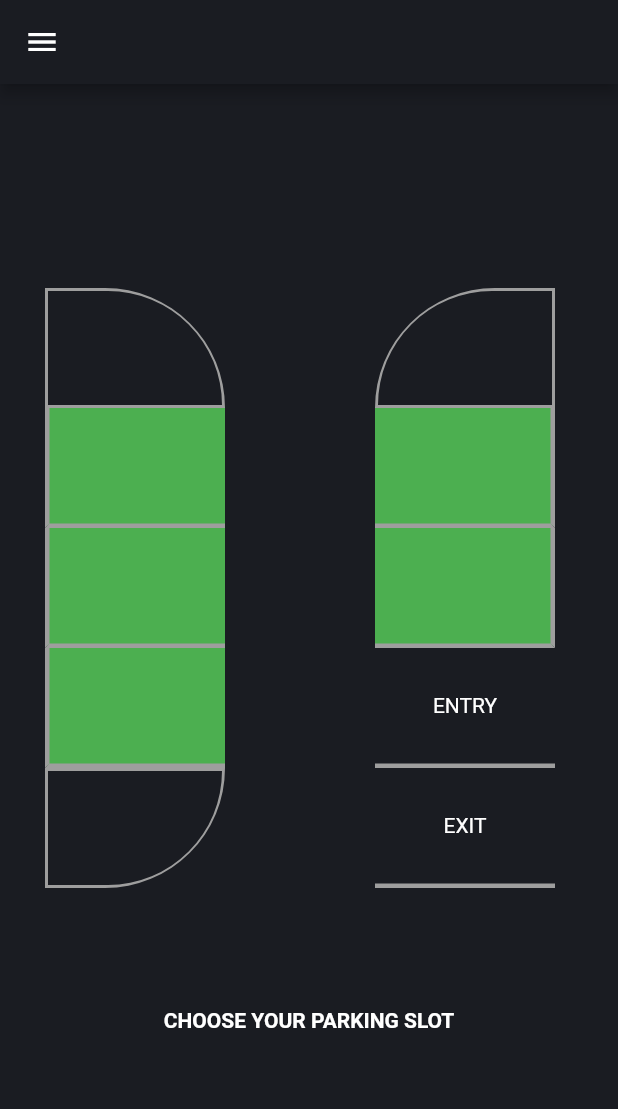
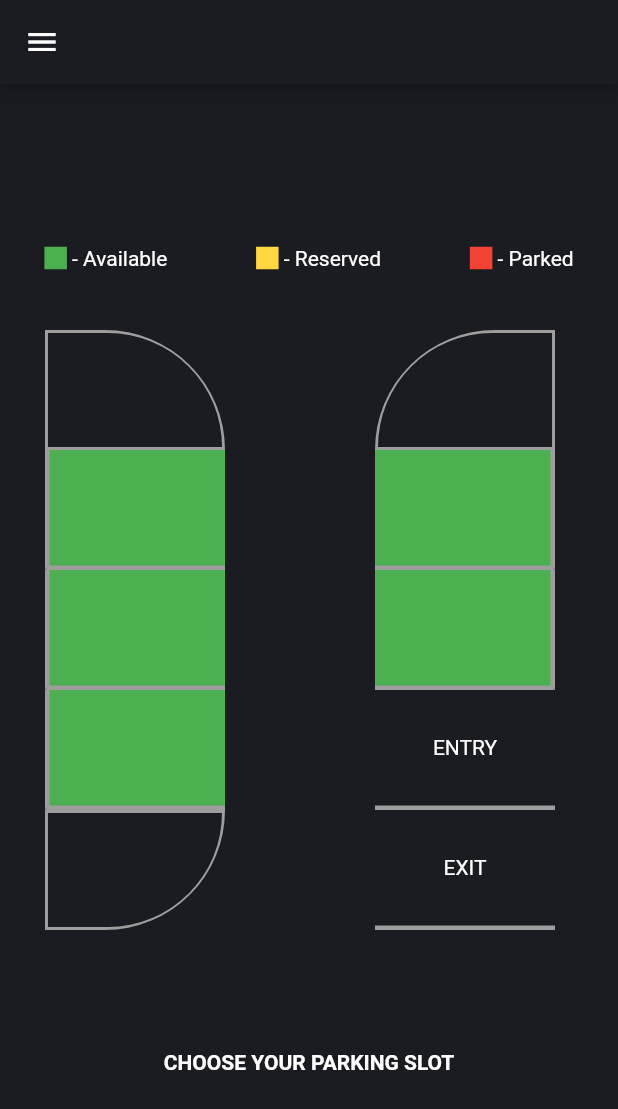
Before and after one commit to sujayss81/Smart_Parking_IOT, a Flutter app: the ParkingSlots screen opened directly, on a phone screen of 412 x 824 dp. Shown: the top 1109 px of the screen. Run offline on Flutter 3.47's test engine with Material 2 defaults, Android fonts, the phone set to English and light mode, and no system bars; our stand-ins replace flutter_spinkit, shared_preferences; missing offline and left inert: dart:ffi; accounts and stored records are empty; network calls fail.

Commit message:
legend in parking slot page

```diff
--- a/smart_parking_app/lib/screens/parkingSlots.dart
+++ b/smart_parking_app/lib/screens/parkingSlots.dart
@@ -242,6 +242,59 @@ class _ParkingSlotsState extends State<ParkingSlots> {
           crossAxisAlignment: CrossAxisAlignment.center,
           children: <Widget>[
             Row(
+              mainAxisAlignment: MainAxisAlignment.spaceAround,
+              children: [
+                Row(
+                  children: [
+                    Container(
+                      color: kAvailable,
+                      height: 15,
+                      width: 15,
+                    ),
+                    Text(
+                      ' - Available',
+                      style: TextStyle(
+                        color: Colors.white,
+                      ),
+                    ),
+                  ],
+                ),
+                Row(
+                  children: [
+                    Container(
+                      color: kReserved,
+                      height: 15,
+                      width: 15,
+                    ),
+                    Text(
+                      ' - Reserved',
+                      style: TextStyle(
+                        color: Colors.white,
+                      ),
+                    ),
+                  ],
+                ),
+                Row(
+                  children: [
+                    Container(
+                      color: kParked,
+                      height: 15,
+                      width: 15,
+                    ),
+                    Text(
+                      ' - Parked',
+                      style: TextStyle(
+                        color: Colors.white,
+                      ),
+                    ),
+                  ],
+                ),
+              ],
+            ),
+            SizedBox(
+              height: 40,
+            ),
+            Row(
               children: [
                 SizedBox(
                   width: 30,
```
Also changed, not shown: smart_parking_app/lib/screens/allBookings.dart (+37 -25 lines), smart_parking_app/lib/screens/homePage.dart (+7 -4 lines), smart_parking_app/pubspec.lock.
